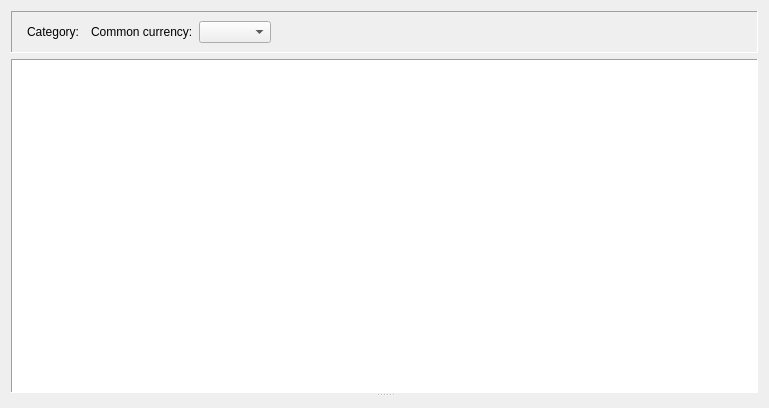
Before: the Qt Designer form jal/ui/reports/category_report.ui in titov-vv/jal, drawn with Qt 5.
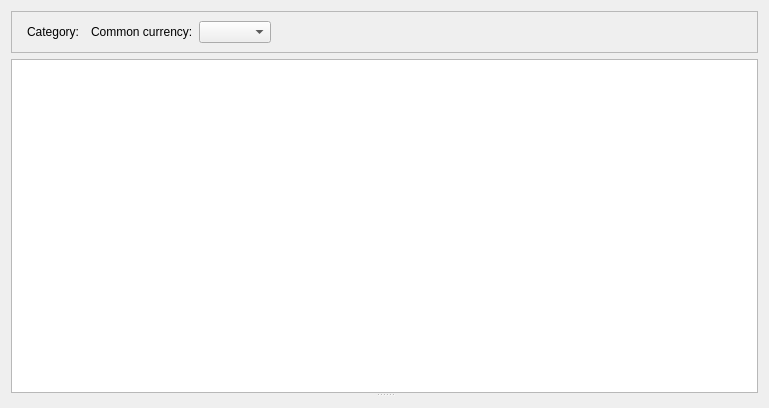
After: the same form once the commit is applied. Custom widgets are drawn as their Qt base class.

Commit message: Widget sizes, frame styles and icon colors from Qt and the palette instead of hard-coded.

```diff
--- a/jal/ui/reports/category_report.ui
+++ b/jal/ui/reports/category_report.ui
@@ -17,10 +17,7 @@
    <item>
     <widget class="QFrame" name="ReportParamsFrame">
      <property name="frameShape">
-      <enum>QFrame::Shape::Panel</enum>
-     </property>
-     <property name="frameShadow">
-      <enum>QFrame::Shadow::Sunken</enum>
+      <enum>QFrame::Shape::StyledPanel</enum>
      </property>
      <layout class="QGridLayout" name="gridLayout">
       <item row="0" column="7">
@@ -116,12 +113,6 @@
         <verstretch>4</verstretch>
        </sizepolicy>
       </property>
-      <property name="frameShape">
-       <enum>QFrame::Shape::Panel</enum>
-      </property>
-      <property name="frameShadow">
-       <enum>QFrame::Shadow::Sunken</enum>
-      </property>
       <property name="editTriggers">
        <set>QAbstractItemView::EditTrigger::NoEditTriggers</set>
       </property>
```
The commit also changes 71 other files.
